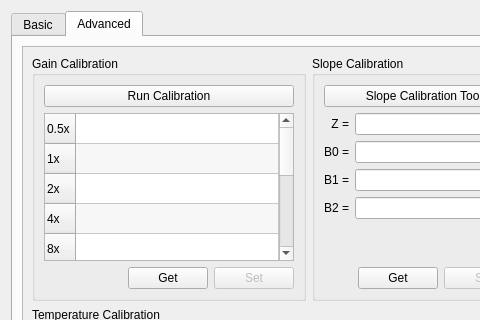
dektronics/densitometer-desktop, file src/calibrationuvvistab.ui: the form before one commit; both pictures show x 0 to 480 and y 0 to 320 of the 568 by 730 pixel window.
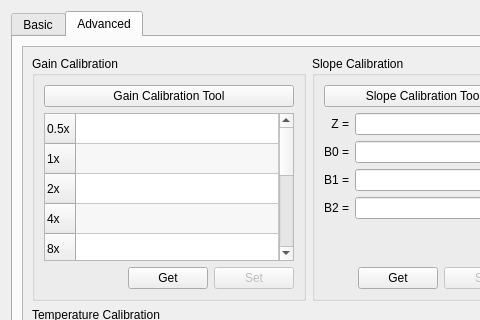
The form after the commit. The open tabs and pages were chosen to show the change.

Commit message:
Gain ratio and value calculation process implemented
The processes to go from a table of measurements to gain ratios and gain
values is now working.

The actual scan process is still TBD.

```diff
--- a/src/calibrationuvvistab.ui
+++ b/src/calibrationuvvistab.ui
@@ -402,7 +402,7 @@
               <item>
                <widget class="QPushButton" name="gainCalPushButton">
                 <property name="text">
-                 <string>Run Calibration</string>
+                 <string>Gain Calibration Tool</string>
                 </property>
                </widget>
               </item>
```
The commit also changes 9 other files.
